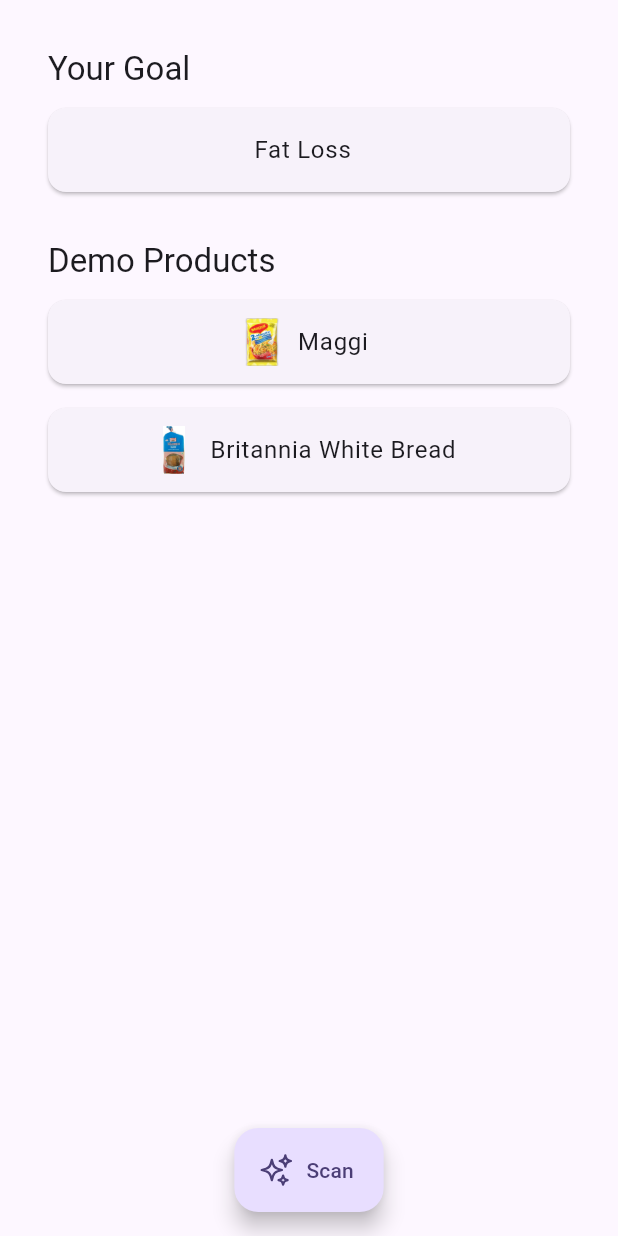
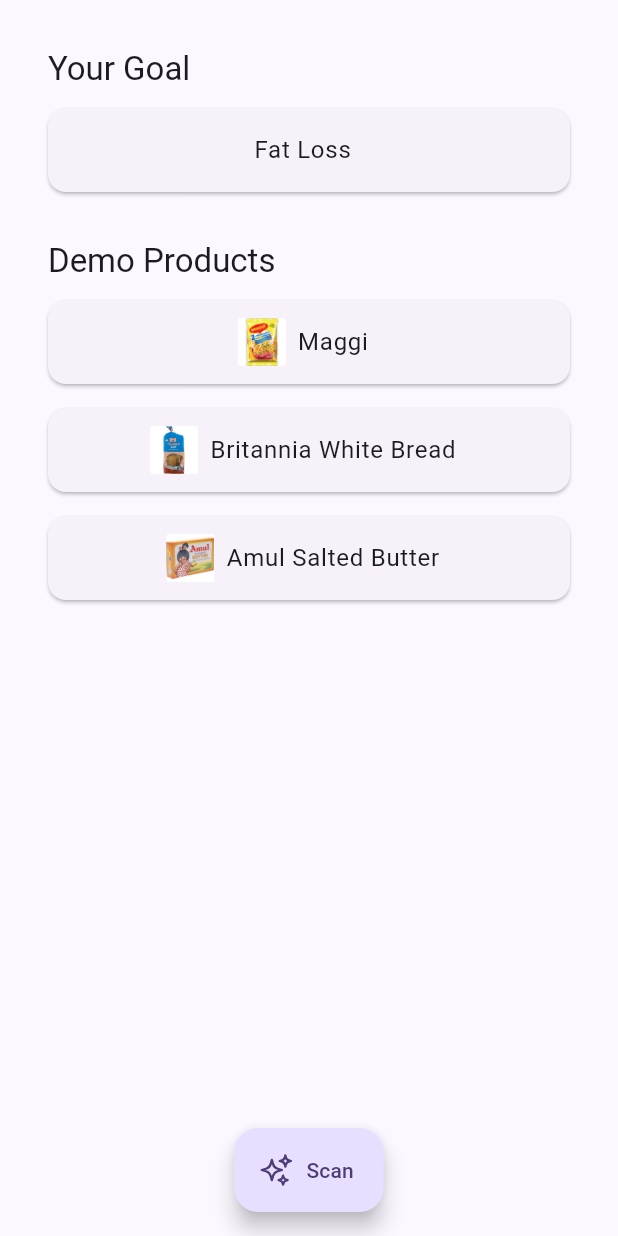
Before and after one commit to AnkitSuda/idt_flutter, a Flutter app: the LandingScreen screen opened by its route, on a phone screen of 412 x 824 dp. Run offline on Flutter 3.47's test engine with Material 3 defaults, Android fonts, the phone set to English and light mode, and no system bars; our stand-ins replace bloc, camera, flutter_bloc, freezed_annotation, go_router, heroicons; missing offline and left inert: scanning_effect; generated files the repository leaves out were written again.

Commit message:
Some changes

```diff
--- a/lib/data/demo_data.dart
+++ b/lib/data/demo_data.dart
@@ -20,5 +20,15 @@ const demoProducts = [
     scoreFatLoss: 30,
     scoreMuscleGain: 70,
     image: "assets/white_bread.webp",
+  ),
+  Product(
+    id: "test3",
+    name: "Amul Salted Butter",
+    description:
+    "Made from the freshest of cream, the Amul butter has lovely taste which is delicate and slightly salty. This finely processed butter is natural, pure and tastes best overwith toasts and sandwiches. Has a natural and pure formulation that gives it a great taste. Made from fresh cream that has a wonderful flavour. Spread it over toast or cook your curries in it for a heavenly taste.",
+    // Score out of 100
+    scoreFatLoss: 20,
+    scoreMuscleGain: 75,
+    image: "assets/amul.webp",
   )
 ];
--- a/lib/widgets/product_list_item.dart
+++ b/lib/widgets/product_list_item.dart
@@ -25,8 +25,16 @@ class ProductListItem extends StatelessWidget {
           children: [
             SizedBox.square(
               dimension: 32,
-              child: Image.asset(
-                product.image!,
+              child: DecoratedBox(
+                decoration: const BoxDecoration(
+                  borderRadius: BorderRadius.all(
+                    Radius.circular(2),
+                  ),
+                  color: Colors.white,
+                ),
+                child: Image.asset(
+                  product.image!,
+                ),
               ),
             ),
             spaceW8,
```
Also changed, not shown: lib/screens/product_detail/product_detail_screen.dart (+15 -9 lines), assets/amul.webp (added).
